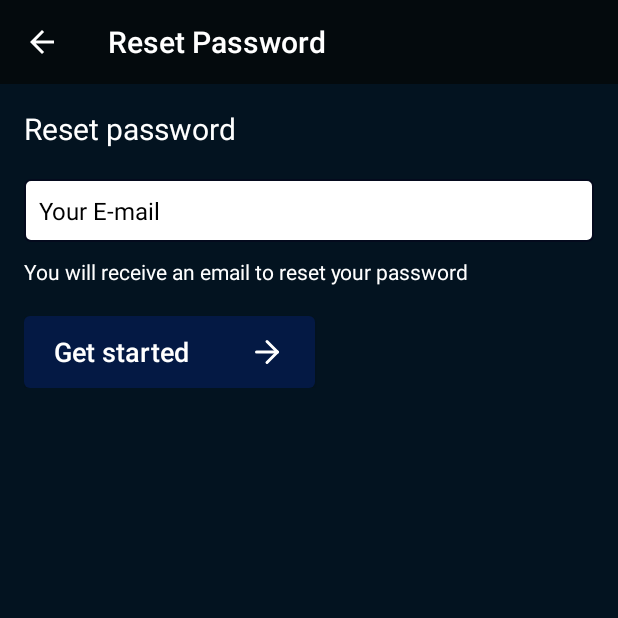
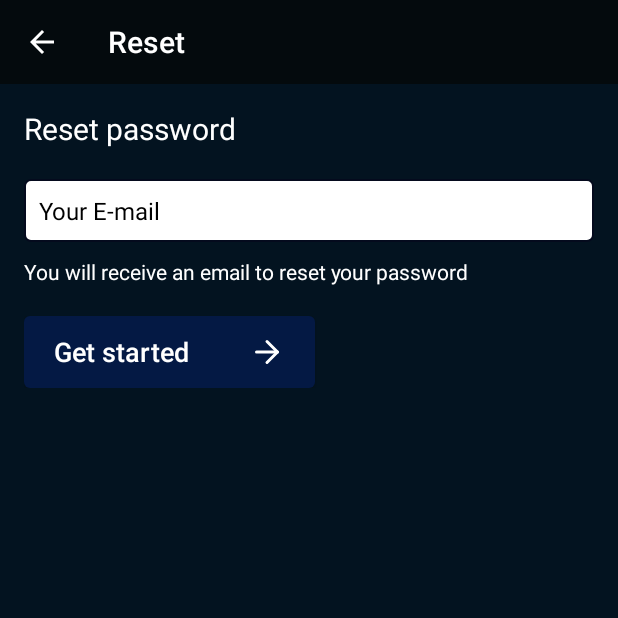
Before and after one commit to korkeep/Propose, an Android app: the LoginActivity screen opened directly, with no data from a screen before it, after a tap on "Forgot password?", on a phone screen of 412 x 824 dp, the top half of it. Run offline under Robolectric (Android 15) with nearby library versions, the phone set to English and light mode, and no system bars; our stand-ins replace Firebase (no records; nobody signed in at launch, a user with empty details on screens opened directly).

Commit message:
Toolbar title changed

```diff
--- a/S-Talk/app/src/main/java/com/korkeep/s_talk/LoginActivity.java
+++ b/S-Talk/app/src/main/java/com/korkeep/s_talk/LoginActivity.java
@@ -37,7 +37,7 @@ public class LoginActivity extends AppCompatActivity {
 
         Toolbar toolbar = findViewById(R.id.toolbar);
         setSupportActionBar(toolbar);
-        getSupportActionBar().setTitle("Login");
+        getSupportActionBar().setTitle("Sign in");
         getSupportActionBar().setDisplayHomeAsUpEnabled(true);
 
         auth = FirebaseAuth.getInstance();
--- a/S-Talk/app/src/main/java/com/korkeep/s_talk/RegisterActivity.java
+++ b/S-Talk/app/src/main/java/com/korkeep/s_talk/RegisterActivity.java
@@ -41,7 +41,7 @@ public class RegisterActivity extends AppCompatActivity {
 
         Toolbar toolbar = findViewById(R.id.toolbar);
         setSupportActionBar(toolbar);
-        getSupportActionBar().setTitle("Register");
+        getSupportActionBar().setTitle("Sign up");
         getSupportActionBar().setDisplayHomeAsUpEnabled(true);
 
         username = findViewById(R.id.username);
--- a/S-Talk/app/src/main/java/com/korkeep/s_talk/ResetPasswordActivity.java
+++ b/S-Talk/app/src/main/java/com/korkeep/s_talk/ResetPasswordActivity.java
@@ -31,7 +31,7 @@ public class ResetPasswordActivity extends AppCompatActivity {
 
         Toolbar toolbar = findViewById(R.id.toolbar);
         setSupportActionBar(toolbar);
-        getSupportActionBar().setTitle("Reset Password");
+        getSupportActionBar().setTitle("Reset");
         getSupportActionBar().setDisplayHomeAsUpEnabled(true);
 
         send_email = findViewById(R.id.send_email);
```
